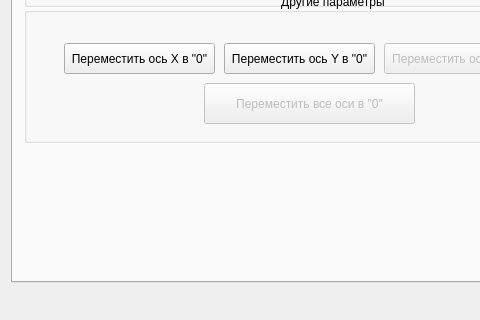
Qt form mainwindow.ui (myworkandstudy/ULI) before a commit; both pictures show x 0 to 480 and y 357 to 677 of the 1063 by 677 pixel window.
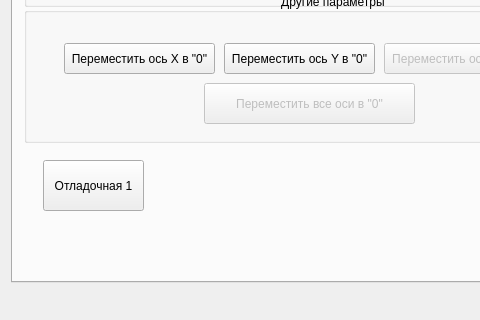
The same form after that commit.

What changed in the file:
```diff
--- a/mainwindow.ui
+++ b/mainwindow.ui
@@ -500,6 +500,19 @@
           <string>Стоп</string>
          </property>
         </widget>
+        <widget class="QPushButton" name="DebugButton1">
+         <property name="geometry">
+          <rect>
+           <x>30</x>
+           <y>480</y>
+           <width>101</width>
+           <height>51</height>
+          </rect>
+         </property>
+         <property name="text">
+          <string>Отладочная 1</string>
+         </property>
+        </widget>
        </widget>
        <widget class="QWidget" name="tab_2">
         <attribute name="title">
```
Left out of the diff: 2 changed lines with no effect on the pictures.
